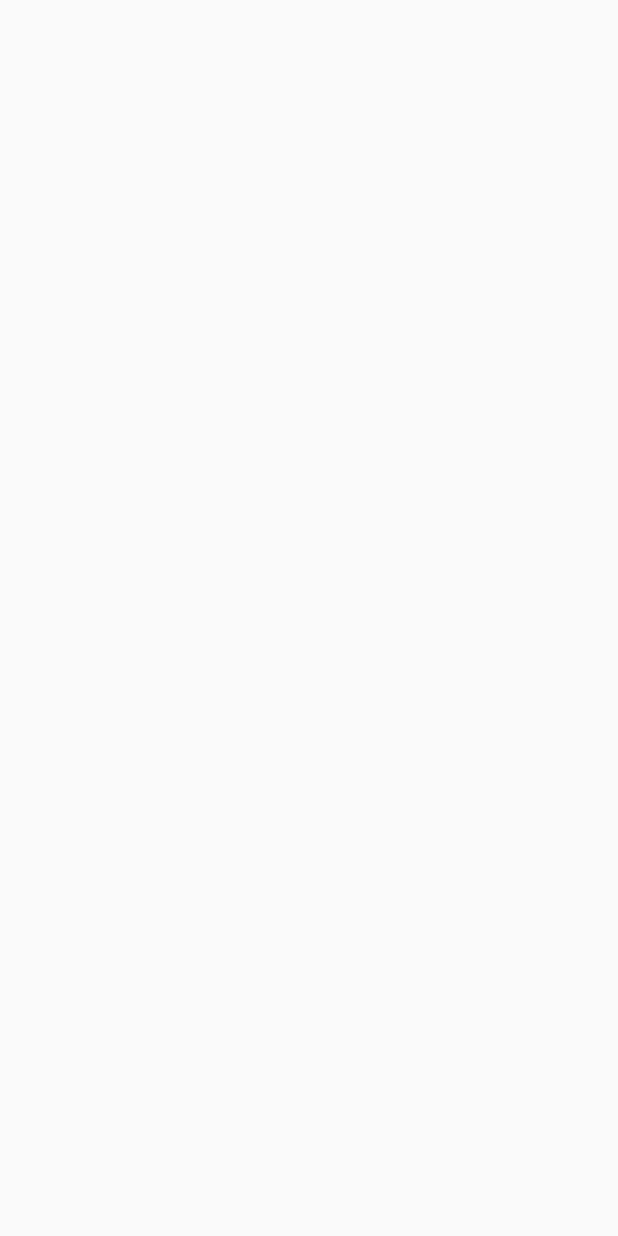
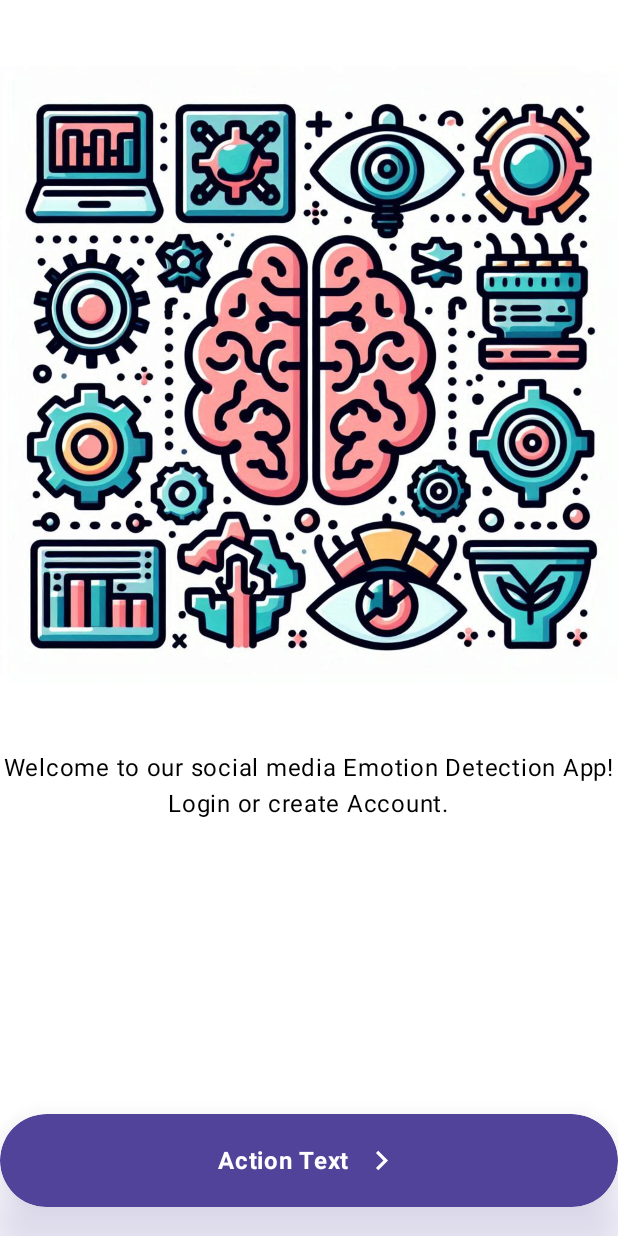
Before and after one commit to HuseyinBlk/SocialMediaEmotionDetection, an Android app built with Jetpack Compose: the screen it shows after launch (MainActivity), on a phone screen of 412 x 824 dp. Before the commit the screen is empty. Run offline under Robolectric (Android 15) with nearby library versions, the phone set to English and light mode, and no system bars.

Commit message:
start ui

```diff
--- a/app/build.gradle.kts
+++ b/app/build.gradle.kts
@@ -98,4 +98,5 @@ dependencies {
     implementation(libs.firebase.firestore)
     implementation(libs.firebase.storage)
 
+
 }
--- a/app/src/main/AndroidManifest.xml
+++ b/app/src/main/AndroidManifest.xml
@@ -13,7 +13,7 @@
         android:theme="@style/Theme.SocialMediaEmotionDetection"
         tools:targetApi="31">
         <activity
-            android:name=".MainActivity"
+            android:name=".view.MainActivity"
             android:exported="true"
             android:label="@string/app_name"
             android:theme="@style/Theme.SocialMediaEmotionDetection">
--- a/app/src/main/java/com/hope/socialmediaemotiondetection/MainActivity.kt
+++ /dev/null
@@ -1,26 +0,0 @@
-package com.hope.socialmediaemotiondetection
-
-import android.os.Bundle
-import androidx.activity.ComponentActivity
-import androidx.activity.compose.setContent
-import androidx.activity.enableEdgeToEdge
-import androidx.compose.foundation.layout.fillMaxSize
-import androidx.compose.foundation.layout.padding
-import androidx.compose.material3.Scaffold
-import androidx.compose.material3.Text
-import androidx.compose.runtime.Composable
-import androidx.compose.ui.Modifier
-import androidx.compose.ui.tooling.preview.Preview
-import com.hope.socialmediaemotiondetection.ui.theme.SocialMediaEmotionDetectionTheme
-
-class MainActivity : ComponentActivity() {
-    override fun onCreate(savedInstanceState: Bundle?) {
-        super.onCreate(savedInstanceState)
-        enableEdgeToEdge()
-        setContent {
-            SocialMediaEmotionDetectionTheme {
-
-            }
-        }
-    }
-}
--- a/app/src/main/java/com/hope/socialmediaemotiondetection/ui/theme/Color.kt
+++ /dev/null
@@ -1,11 +0,0 @@
-package com.hope.socialmediaemotiondetection.ui.theme
-
-import androidx.compose.ui.graphics.Color
-
-val Purple80 = Color(0xFFD0BCFF)
-val PurpleGrey80 = Color(0xFFCCC2DC)
-val Pink80 = Color(0xFFEFB8C8)
-
-val Purple40 = Color(0xFF6650a4)
-val PurpleGrey40 = Color(0xFF625b71)
-val Pink40 = Color(0xFF7D5260)
--- /dev/null
+++ b/app/src/main/java/com/hope/socialmediaemotiondetection/view/Login/InfoScreen.kt
@@ -0,0 +1,59 @@
+package com.hope.socialmediaemotiondetection.view.Login
+
+import androidx.compose.foundation.Image
+import androidx.compose.foundation.background
+import androidx.compose.foundation.layout.Column
+import androidx.compose.foundation.layout.Spacer
+import androidx.compose.foundation.layout.fillMaxSize
+import androidx.compose.foundation.layout.size
+import androidx.compose.foundation.layout.systemBarsPadding
+import androidx.compose.material3.ButtonDefaults
+import androidx.compose.material3.Text
+import androidx.compose.runtime.Composable
+import androidx.compose.ui.Alignment
+import androidx.compose.ui.Modifier
+import androidx.compose.ui.graphics.Color
+import androidx.compose.ui.res.painterResource
+import androidx.compose.ui.tooling.preview.Preview
+import androidx.compose.ui.unit.dp
+import com.hope.socialmediaemotiondetection.R
+import com.hope.socialmediaemotiondetection.view.components.ActionButton
+import com.hope.socialmediaemotiondetection.view.ui.theme.PrimaryVioletDark
+import com.hope.socialmediaemotiondetection.view.ui.theme.PrimaryYellowDark
+
+@Preview
+@Composable
+fun LoginScreen(
+    modifier: Modifier = Modifier
+){
+    Column (
+        modifier = Modifier
+            .fillMaxSize()
+            .systemBarsPadding()
+            .background(color = Color.White),
+        horizontalAlignment = Alignment.CenterHorizontally
+
+    ){
+        Image(painter = painterResource(R.drawable.deeplearnin1),
+            contentDescription = null, //görme engelli kullanıcıların içeriği anlaması için metin
+            modifier = Modifier.size(500.dp),
+
+
+        )
+        Text(text = "Welcome to our social media Emotion Detection App!")
+        Text(text = "Login or create Account.")
+        Spacer(modifier = Modifier.weight(weight = 1f))
+        ActionButton(
+            text ="Action Text" ,
+            isNavigationArrowVisible = true,
+            onClicked = { },
+            colors = ButtonDefaults.buttonColors(
+                contentColor = Color.White,
+                containerColor = PrimaryVioletDark
+            ),
+            shadowColor = PrimaryVioletDark
+        )
+        Spacer(modifier = Modifier.weight(weight = 0.1f))
+    }
+
+}
--- /dev/null
+++ b/app/src/main/java/com/hope/socialmediaemotiondetection/view/Login/LoginScreen.kt
@@ -0,0 +1 @@
+package com.hope.socialmediaemotiondetection.view.Login
--- /dev/null
+++ b/app/src/main/java/com/hope/socialmediaemotiondetection/view/MainActivity.kt
@@ -0,0 +1,20 @@
+package com.hope.socialmediaemotiondetection.view
+
+import android.os.Bundle
+import androidx.activity.ComponentActivity
+import androidx.activity.compose.setContent
+import androidx.activity.enableEdgeToEdge
+import com.hope.socialmediaemotiondetection.view.ui.theme.SocialMediaEmotionDetectionTheme
+import com.hope.socialmediaemotiondetection.view.Login.LoginScreen
+
+class MainActivity : ComponentActivity() {
+    override fun onCreate(savedInstanceState: Bundle?) {
+        super.onCreate(savedInstanceState)
+        enableEdgeToEdge()
+        setContent {
+            SocialMediaEmotionDetectionTheme {
+                LoginScreen()
+            }
+        }
+    }
+}
--- /dev/null
+++ b/app/src/main/java/com/hope/socialmediaemotiondetection/view/components/ActionButton.kt
@@ -0,0 +1,110 @@
+package com.hope.socialmediaemotiondetection.view.components
+
+import androidx.compose.foundation.background
+import androidx.compose.foundation.layout.Arrangement
+import androidx.compose.foundation.layout.Column
+import androidx.compose.foundation.layout.Row
+import androidx.compose.foundation.layout.fillMaxSize
+import androidx.compose.foundation.layout.fillMaxWidth
+import androidx.compose.foundation.layout.height
+import androidx.compose.foundation.layout.padding
+import androidx.compose.foundation.layout.size
+import androidx.compose.foundation.shape.RoundedCornerShape
+import androidx.compose.material.icons.Icons
+import androidx.compose.material.icons.filled.KeyboardArrowRight
+import androidx.compose.material3.Button
+import androidx.compose.material3.ButtonColors
+import androidx.compose.material3.ButtonDefaults
+import androidx.compose.material3.Icon
+import androidx.compose.material3.MaterialTheme
+import androidx.compose.material3.Surface
+import androidx.compose.material3.Text
+import androidx.compose.runtime.Composable
+import androidx.compose.ui.Alignment
+import androidx.compose.ui.Modifier
+import androidx.compose.ui.draw.shadow
+import androidx.compose.ui.graphics.Color
+import androidx.compose.ui.text.font.FontWeight
+import androidx.compose.ui.tooling.preview.Preview
+import androidx.compose.ui.unit.dp
+import com.hope.socialmediaemotiondetection.view.ui.theme.PrimaryVioletDark
+import com.hope.socialmediaemotiondetection.view.ui.theme.SocialMediaEmotionDetectionTheme
+
+@Composable
+fun ActionButton(
+    modifier: Modifier = Modifier,
+    text:String,
+    isNavigationArrowVisible: Boolean,
+    onClicked : () ->Unit,
+    colors: ButtonColors,
+    shadowColor: Color
+) {
+    Button(
+        modifier= modifier
+            .fillMaxWidth()
+            .height(62.dp)
+            .shadow(
+                elevation = 24.dp,
+                shape = RoundedCornerShape(percent = 50),
+                spotColor = shadowColor
+            ),
+        onClick = onClicked,
+        colors = colors,
+
+
+    ) {
+        Row (horizontalArrangement = Arrangement.spacedBy(8.dp),
+            verticalAlignment = Alignment.CenterVertically
+            ){
+            Text(
+                text = text,
+                style = MaterialTheme.typography.bodyLarge,
+                fontWeight = FontWeight.Bold
+            )
+            if(isNavigationArrowVisible)
+            Icon(imageVector = (Icons.Filled.KeyboardArrowRight),
+                contentDescription = null ,
+                modifier = Modifier.size(26.dp))
+        }
+    }
+}
+@Preview
+@Composable
+fun previewActionButton_NavigationVisible(){
+    SocialMediaEmotionDetectionTheme {
+        ActionButton(
+            text ="Action Text" ,
+            isNavigationArrowVisible = true,
+            onClicked = { },
+            colors = ButtonDefaults.buttonColors(
+                contentColor = Color.White,
+                containerColor = PrimaryVioletDark
+            ),
+            shadowColor = PrimaryVioletDark
+        )
+    }
+}
+
+@Preview
+@Composable
+fun previewActionButton_Navigation(){
+    SocialMediaEmotionDetectionTheme {
+        Surface (modifier = Modifier
+            .background(color = Color.White)
+
+        ){
+            Column (Modifier.padding(5.dp)){
+                ActionButton(
+                    text ="Action Text" ,
+                    isNavigationArrowVisible = false,
+                    onClicked = { },
+                    colors = ButtonDefaults.buttonColors(
+                        contentColor = Color.White,
+                        containerColor = PrimaryVioletDark
+                    ),
+                    shadowColor = PrimaryVioletDark
+                )
+            }
+        }
+    }
+}
--- /dev/null
+++ b/app/src/main/java/com/hope/socialmediaemotiondetection/view/ui/theme/Color.kt
@@ -0,0 +1,30 @@
+package com.hope.socialmediaemotiondetection.view.ui.theme
+
+import androidx.compose.ui.graphics.Color
+
+val Purple80 = Color(0xFFD0BCFF)
+val PurpleGrey80 = Color(0xFFCCC2DC)
+val Pink80 = Color(0xFFEFB8C8)
+
+val Purple40 = Color(0xFF6650a4)
+val PurpleGrey40 = Color(0xFF625b71)
+val Pink40 = Color(0xFF7D5260)
+
+
+val PrimaryYellowLight = Color(0xFFffeed4)
+val PrimaryYellow = Color(0xFFFFE7BA)
+val PrimaryYellowDark = Color(0xFFe9c16c)
+
+val PrimaryPinkBlended = Color(0xFFe4b1cb)
+val PrimaryPinkLight = Color( 0xFFd6a0df)
+val PrimaryPink = Color(0xFFc073cd)
+val PrimaryPinkDark = Color(0xFF78258b)
+
+val PrimaryVioletLight = Color(0xFFb0a7e2)
+val PrimaryViolet = Color(0xFF9e91e2)
+val PrimaryVioletDark = Color(0xFF52439a)
+
+val PrimaryGreen = Color(0xFF00c29f)
+val PrimaryGreenDark = Color(0xFF008b6c)
+
+val DarkTextColor = Color(0xFF132b4c)
--- a/app/src/main/java/com/hope/socialmediaemotiondetection/ui/theme/Theme.kt
+++ b/app/src/main/java/com/hope/socialmediaemotiondetection/view/ui/theme/Theme.kt
@@ -1,4 +1,4 @@
-package com.hope.socialmediaemotiondetection.ui.theme
+package com.hope.socialmediaemotiondetection.view.ui.theme
 
 import android.app.Activity
 import android.os.Build
--- a/app/src/main/java/com/hope/socialmediaemotiondetection/ui/theme/Type.kt
+++ b/app/src/main/java/com/hope/socialmediaemotiondetection/view/ui/theme/Type.kt
@@ -1,4 +1,4 @@
-package com.hope.socialmediaemotiondetection.ui.theme
+package com.hope.socialmediaemotiondetection.view.ui.theme
 
 import androidx.compose.material3.Typography
 import androidx.compose.ui.text.TextStyle
--- a/gradle/libs.versions.toml
+++ b/gradle/libs.versions.toml
@@ -11,10 +11,11 @@ lifecycleRuntimeKtx = "2.8.6"
 activityCompose = "1.9.3"
 composeBom = "2024.10.00"
 hiltNavigationCompose = "1.2.0"
-navigationFragmentKtx = "2.7.7"
+navigationFragmentKtx = "2.8.3"
 workRuntimeKtx = "2.9.1"
 datastorePreferences = "1.1.1"
 roomRuntime = "2.6.1"
+
 
 [libraries]
 androidx-core-ktx = { group = "androidx.core", name = "core-ktx", version.ref = "coreKtx" }
```
Also changed, not shown: app/src/main/res/drawable/deeplearnin1.png (added), app/src/main/res/drawable/login.jpg (added).
